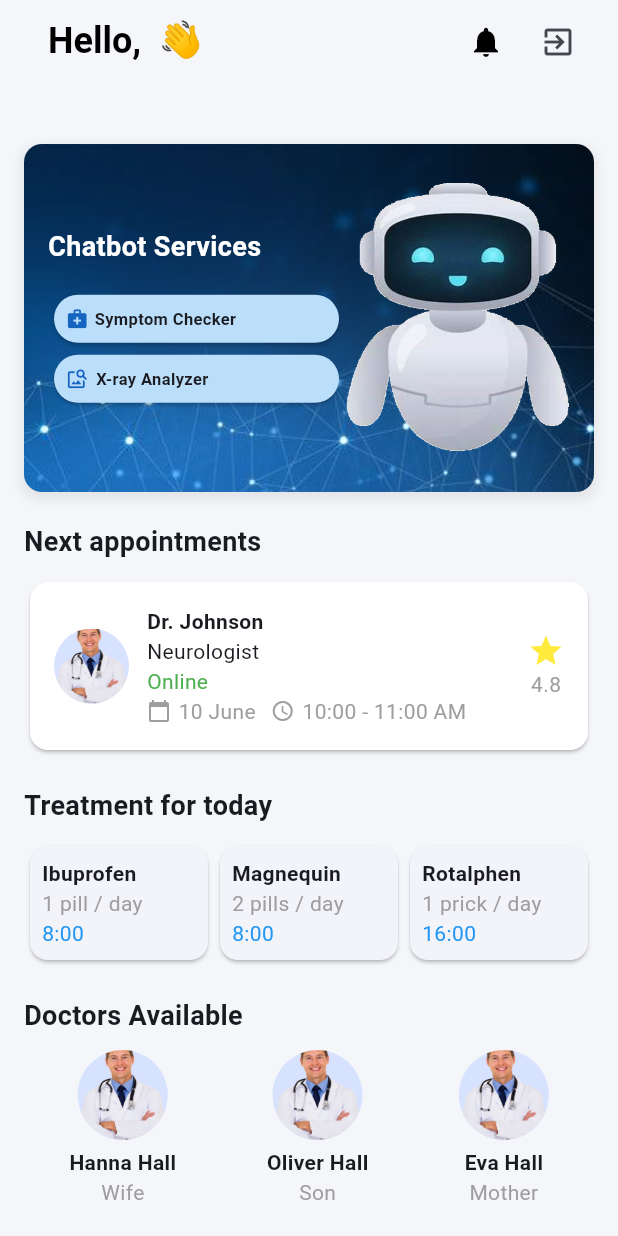
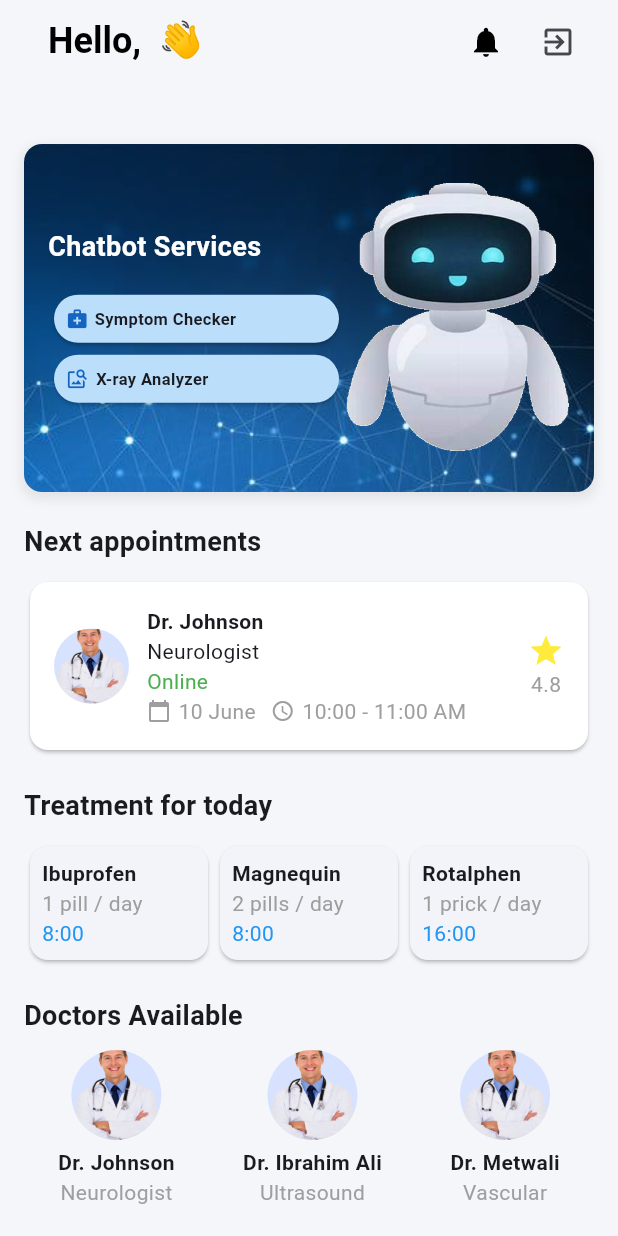
Before and after one commit to Omnyanasr/Hospital-Management, a Flutter app: the HomeScreen screen opened directly, on a phone screen of 412 x 824 dp. Run offline on Flutter 3.47's test engine with Material 3 defaults, Android fonts, the phone set to English and light mode, and no system bars; our stand-ins replace cloud_firestore, firebase_auth, firebase_core, firebase_storage, get, google_sign_in and 3 more; accounts and stored records are empty.

Commit message:
edit doc available

```diff
--- a/lib/components/doctors_available.dart
+++ b/lib/components/doctors_available.dart
@@ -7,9 +7,21 @@ class DoctorsAvailable extends StatelessWidget {
   Widget build(BuildContext context) {
     // List of doctors with their details
     final List<Map<String, String>> doctors = [
-      {"name": "Hanna Hall", "role": "Wife", "imagePath": 'assets/doctor.png'},
-      {"name": "Oliver Hall", "role": "Son", "imagePath": 'assets/doctor.png'},
-      {"name": "Eva Hall", "role": "Mother", "imagePath": 'assets/doctor.png'},
+      {
+        "name": "Dr. Johnson",
+        "role": "Neurologist",
+        "imagePath": 'assets/doctor.png'
+      },
+      {
+        "name": "Dr. Ibrahim Ali",
+        "role": "Ultrasound",
+        "imagePath": 'assets/doctor.png'
+      },
+      {
+        "name": "Dr. Metwali",
+        "role": "Vascular",
+        "imagePath": 'assets/doctor.png'
+      },
     ];
 
     return Row(
```
